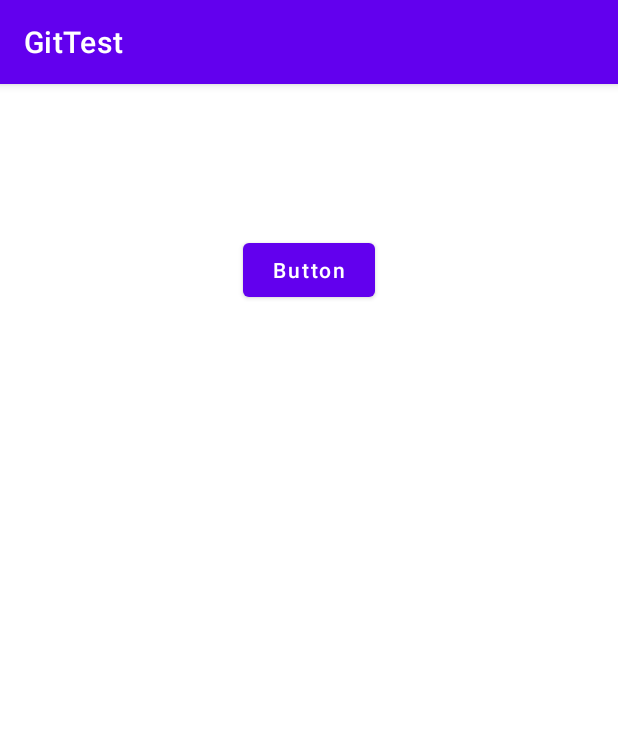
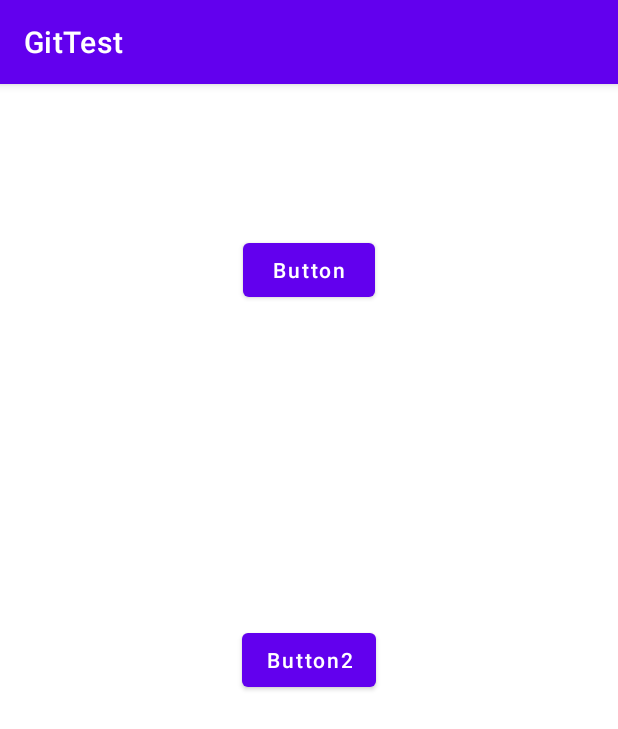
Before and after one commit to lsl1126/GitTest, an Android app: the screen it shows after launch (MainActivity), on a phone screen of 412 x 824 dp. Shown: the top 729 px of the screen. Run offline under Robolectric (Android 15) with nearby library versions, the phone set to English and light mode, and no system bars.

Commit message:
添加Button2事件

```diff
--- a/app/src/main/java/com/example/gittest/MainActivity.java
+++ b/app/src/main/java/com/example/gittest/MainActivity.java
@@ -24,5 +24,6 @@ public class MainActivity extends AppCompatActivity {
 
     private void initView() {
         activityMainBinding.btn1.setOnClickListener(view -> Toast.makeText(MainActivity.this, "弹框1", Toast.LENGTH_SHORT).show());
+        activityMainBinding.btn2.setOnClickListener(view -> Toast.makeText(MainActivity.this, "弹框2", Toast.LENGTH_SHORT).show());
     }
 }
--- a/app/src/main/res/layout/activity_main.xml
+++ b/app/src/main/res/layout/activity_main.xml
@@ -19,4 +19,16 @@
         app:layout_constraintRight_toRightOf="parent"
         app:layout_constraintTop_toTopOf="parent" />
 
+    <Button
+        android:id="@+id/btn2"
+        android:layout_width="wrap_content"
+        android:layout_height="wrap_content"
+        android:layout_gravity="center"
+        android:text="@string/button2"
+        android:textAllCaps="false"
+        app:layout_constraintBottom_toBottomOf="parent"
+        app:layout_constraintLeft_toLeftOf="parent"
+        app:layout_constraintRight_toRightOf="parent"
+        app:layout_constraintTop_toTopOf="parent" />
+
 </FrameLayout>
--- a/app/src/main/res/values/strings.xml
+++ b/app/src/main/res/values/strings.xml
@@ -1,4 +1,5 @@
 <resources>
     <string name="app_name">GitTest</string>
     <string name="button">Button</string>
+    <string name="button2">Button2</string>
 </resources>
```
